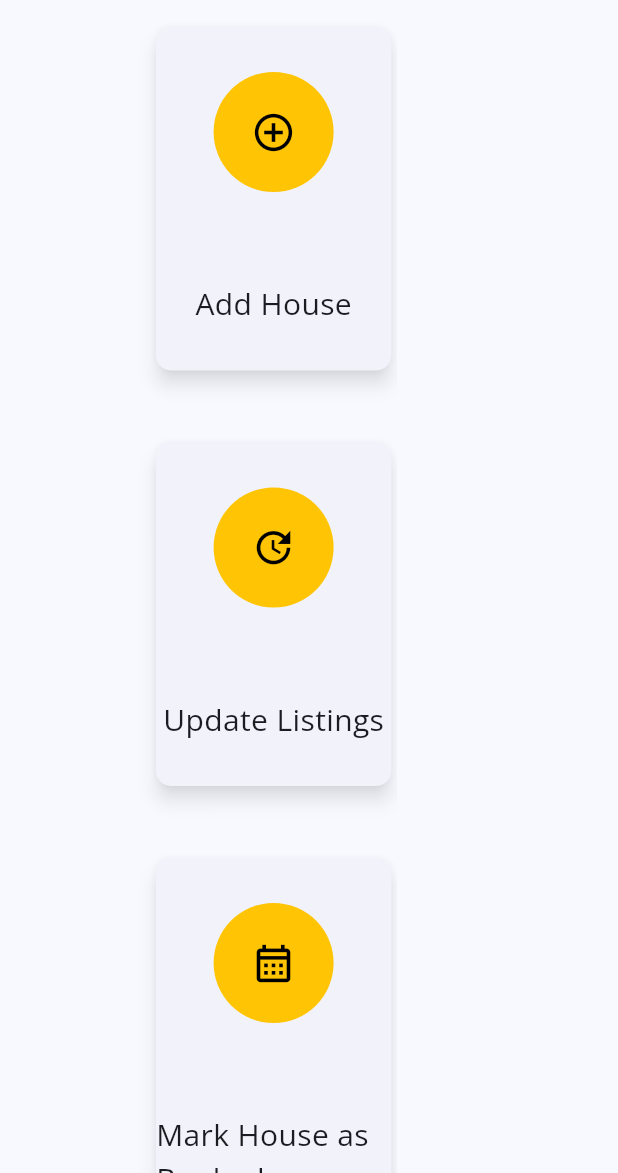
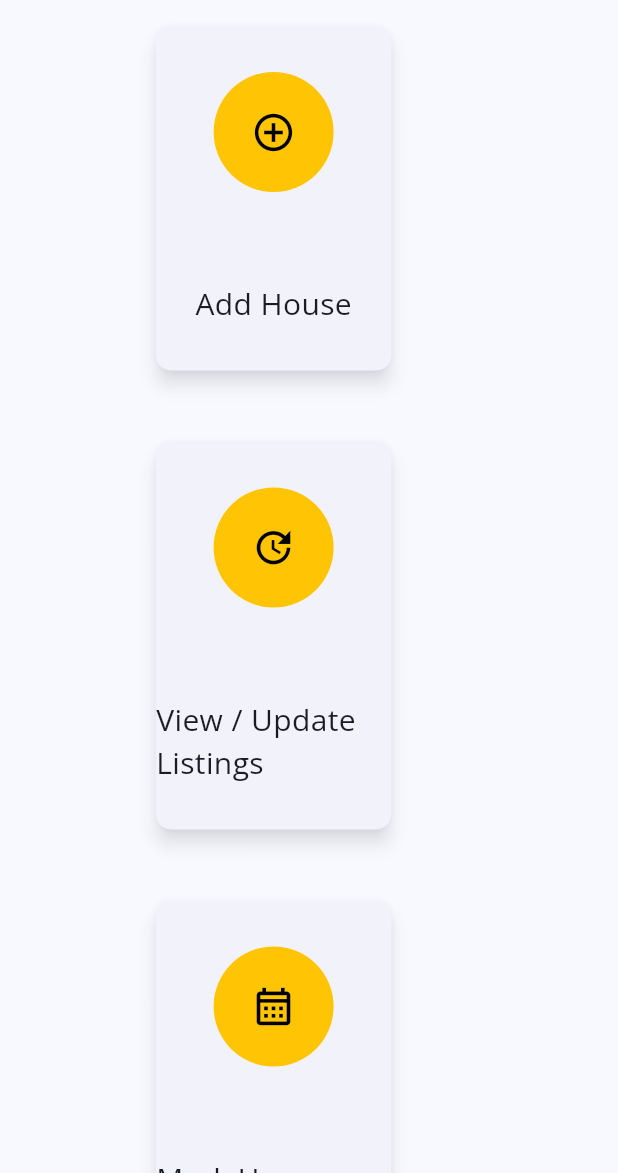
Before and after one commit to Maxwell-016/Residential-Tracker-and-booking, a Flutter app: the ManageHouseListings screen opened by its route, on a phone screen of 412 x 824 dp, the part 63-1236 px from its top. Run offline on Flutter 3.47's test engine with Material 3 defaults, Android fonts, the phone set to English and light mode, and no system bars; our stand-ins replace cached_network_image, cloud_firestore, email_validator, firebase_auth, firebase_core, flutter_hooks and 10 more; accounts and stored records are empty.

Commit message:
created view and update house page which displays all the houses the landlord have saved in the database

```diff
--- a/flutter_frontend/lib/View/Screens/Landlord/add_house.dart
+++ b/flutter_frontend/lib/View/Screens/Landlord/add_house.dart
@@ -4,6 +4,7 @@ import 'package:flutter_frontend/View-Model/view_model.dart';
 import 'package:flutter_frontend/View/Components/function_button.dart';
 import 'package:flutter_frontend/View/Components/side_nav.dart';
 import 'package:flutter_frontend/View/Components/text_field.dart';
+import 'package:flutter_frontend/services/ImagePickerService.dart';
 import 'package:flutter_frontend/services/firebase_services.dart';
 import 'package:flutter_hooks/flutter_hooks.dart';
 import 'package:hooks_riverpod/hooks_riverpod.dart';
@@ -30,6 +31,7 @@ class AddHouse extends HookConsumerWidget {
     FocusNode descFocus = useFocusNode();
     String selectedSize = ref.watch(selectedHouseSize);
     Logger logger = Logger();
+    ImagePickerService imagePickerService = ImagePickerService();
     String imageName = 'Select images';
 
     final amenities = useState<Map<String, bool>>({
@@ -125,6 +127,7 @@ class AddHouse extends HookConsumerWidget {
                       GestureDetector(
                           onTap: () {
                             logger.i('Images field');
+                            imagePickerService.pickImages();
                           },
                           child: Column(
                             crossAxisAlignment: CrossAxisAlignment.start,
--- a/flutter_frontend/lib/View/Screens/Landlord/manage_house_listings.dart
+++ b/flutter_frontend/lib/View/Screens/Landlord/manage_house_listings.dart
@@ -1,16 +1,21 @@
 import 'package:flutter/material.dart';
 import 'package:flutter_frontend/View-Model/utils/app_colors.dart';
 import 'package:flutter_frontend/View/Components/card_button.dart';
+import 'package:flutter_frontend/services/firebase_services.dart';
 import 'package:go_router/go_router.dart';
+import 'package:hooks_riverpod/hooks_riverpod.dart';
+import 'package:logger/logger.dart';
 
 import '../../Components/side_nav.dart';
 
-class ManageHouseListings extends StatelessWidget {
+class ManageHouseListings extends HookConsumerWidget {
   const ManageHouseListings({super.key});
 
   @override
-  Widget build(BuildContext context) {
+  Widget build(BuildContext context, WidgetRef ref) {
     final isDark = Theme.of(context).brightness == Brightness.dark;
+    Logger logger = Logger();
+    final firebaseServicesProvider = ref.watch(firebaseServices);
     return SafeArea(
       child: Scaffold(
         appBar: AppBar(
@@ -23,15 +28,16 @@ class ManageHouseListings extends StatelessWidget {
           ],
         ),
         drawer: SideNav(),
-        body: SingleChildScrollView(
-          child: Padding(
+        body: Padding(
           padding: const EdgeInsets.only(left: 100.0),
           child: Wrap(
             spacing: 40.0,
             runSpacing: 40.0,
             children: [
               GestureDetector(
-                  onTap: (){context.go('/manageListings/add-house');},
+                onTap: () {
+                  context.go('/manageListings/add-house');
+                },
                 child: CardButton(
                   bgColor: AppColors.manage,
                   title: 'Add House',
@@ -42,13 +48,18 @@ class ManageHouseListings extends StatelessWidget {
                   ),
                 ),
               ),
-                CardButton(
+              GestureDetector(
+                onTap: () async {
+                  context.go('/manageListings/view-and-update-listings');
+                },
+                child: CardButton(
                   bgColor: AppColors.manage,
-                  title: 'Update Listings',
+                  title: 'View / Update Listings',
                   icon: Icon(
                     color: Colors.black,
                     Icons.update,
                     size: 30.0,
+                  ),
                 ),
               ),
               CardButton(
@@ -73,7 +84,6 @@ class ManageHouseListings extends StatelessWidget {
           ),
         ),
       ),
-      ),
     );
   }
 }
--- a/flutter_frontend/lib/main.dart
+++ b/flutter_frontend/lib/main.dart
@@ -4,6 +4,7 @@ import 'package:firebase_core/firebase_core.dart';
 import 'package:flutter/material.dart';
 import 'package:flutter/services.dart';
 import 'package:flutter_frontend/View-Model/navigation/routes.dart';
+import 'package:flutter_frontend/View/Screens/Landlord/view_and_update_listings.dart';
 import 'package:flutter_frontend/constants.dart';
 import 'package:flutter_frontend/services/firebase_services.dart';
 import 'package:flutter_riverpod/flutter_riverpod.dart';
@@ -36,7 +37,8 @@ Future<void> main() async {
     print('Firebase initialisation error: $e');
   }
   String initialRoute = await getLastVisitedPage();
-  runApp(ProviderScope(child: ResidentialTrackerAndBooking(initialRoute: initialRoute)));
+  runApp(ProviderScope(
+      child: ResidentialTrackerAndBooking(initialRoute: initialRoute)));
 }
 
 class CustomScrollBehavior extends MaterialScrollBehavior {
@@ -76,8 +78,7 @@ class _StateResidentialTrackerAndBooking
     });
   }
 
-
-  GoRouter routeMaker(BuildContext context)  {
+  GoRouter routeMaker(BuildContext context) {
     double deviceWidth = MediaQuery.of(context).size.width;
     return GoRouter(
       initialLocation: widget.initialRoute,
@@ -146,6 +147,9 @@ class _StateResidentialTrackerAndBooking
                   },
                 ),
               ),
+              GoRoute(
+                  path: 'view-and-update-listings',
+                  builder: (context, state) => ViewAndUpdateListings())
             ]),
         GoRoute(
             builder: (context, state) {
@@ -166,13 +170,16 @@ class _StateResidentialTrackerAndBooking
     );
   }
 
-  Future<String?> _appRedirect(BuildContext context, GoRouterState state) async {
+  Future<String?> _appRedirect(
+      BuildContext context, GoRouterState state) async {
     final fb = ref.watch(firebaseServices);
     final loggedIn = fb.loggedIn();
     final isOnLoginPage = state.matchedLocation == '/login';
 
     // If the user is not logged in, redirect them to login
-    if (!loggedIn && !['/login', '/registration', '/forgot-password'].contains(state.matchedLocation)) {
+    if (!loggedIn &&
+        !['/login', '/registration', '/forgot-password']
+            .contains(state.matchedLocation)) {
       return null;
     }
 
@@ -197,8 +204,6 @@ class _StateResidentialTrackerAndBooking
     return null;
   }
 
-
-
   @override
   Widget build(BuildContext context) {
     return MaterialApp.router(
@@ -210,7 +215,7 @@ class _StateResidentialTrackerAndBooking
           colorSchemeSeed: colorSelectied.color,
           useMaterial3: true,
           brightness: Brightness.dark),
-      routerConfig:  routeMaker(context),
+      routerConfig: routeMaker(context),
       title: "Residential Tracker and Booking",
     );
   }
```
Also changed, not shown: flutter_frontend/lib/View/Components/house_card.dart (added, +66 -0 lines), flutter_frontend/lib/View/Screens/Landlord/view_and_update_listings.dart (added, +52 -0 lines), flutter_frontend/lib/services/ImagePickerService.dart (+17 -10 lines), flutter_frontend/lib/services/firebase_services.dart (+11 -0 lines), flutter_frontend/pubspec.lock. Lines whose indentation alone changed are shown as unchanged.
